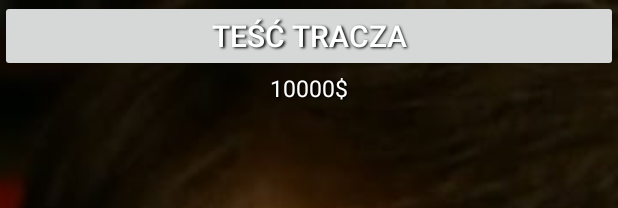
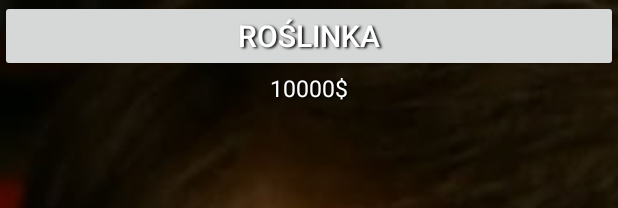
Before and after one commit to Radek564/tracz-clicker, an Android app: the layout shopdecorationswindow.xml on its own in the app's theme, with its tools: preview values and no code run, on a phone screen of 412 x 824 dp. Shown: the top 208 px of the screen. Run offline under Robolectric (Android 15) with nearby library versions, the phone set to English and light mode, and no system bars.

```diff
--- /dev/null
+++ b/app/src/main/res/anim/scalein.xml
@@ -0,0 +1,14 @@
+<?xml version="1.0" encoding="utf-8"?>
+<set android:shareInterpolator="false"
+ xmlns:android="http://schemas.android.com/apk/res/android">
+<scale
+    android:duration="300"
+    android:fromXScale="1"
+    android:fromYScale="1"
+    android:pivotX="50%"
+    android:pivotY="50%"
+    android:repeatMode="reverse"
+    android:repeatCount="infinite"
+    android:toXScale="1.1"
+    android:toYScale="1.1" />
+ </set>
--- a/app/src/main/res/layout/shopdecorationswindow.xml
+++ b/app/src/main/res/layout/shopdecorationswindow.xml
@@ -28,7 +28,7 @@
         android:gravity="center"
         android:maxLines="1"
         android:onClick="shopDec"
-        android:text="Teść Tracza"
+        android:text="Roślinka"
         android:textColor="#ffffff"
         android:textSize="20sp"
         android:shadowColor="#000000"
```
Also changed, not shown: app/src/main/java/com/clicker/sd/myclicker/MainActivity.java (+52 -5 lines), app/src/main/res/values/colors.xml (+12 -0 lines).
